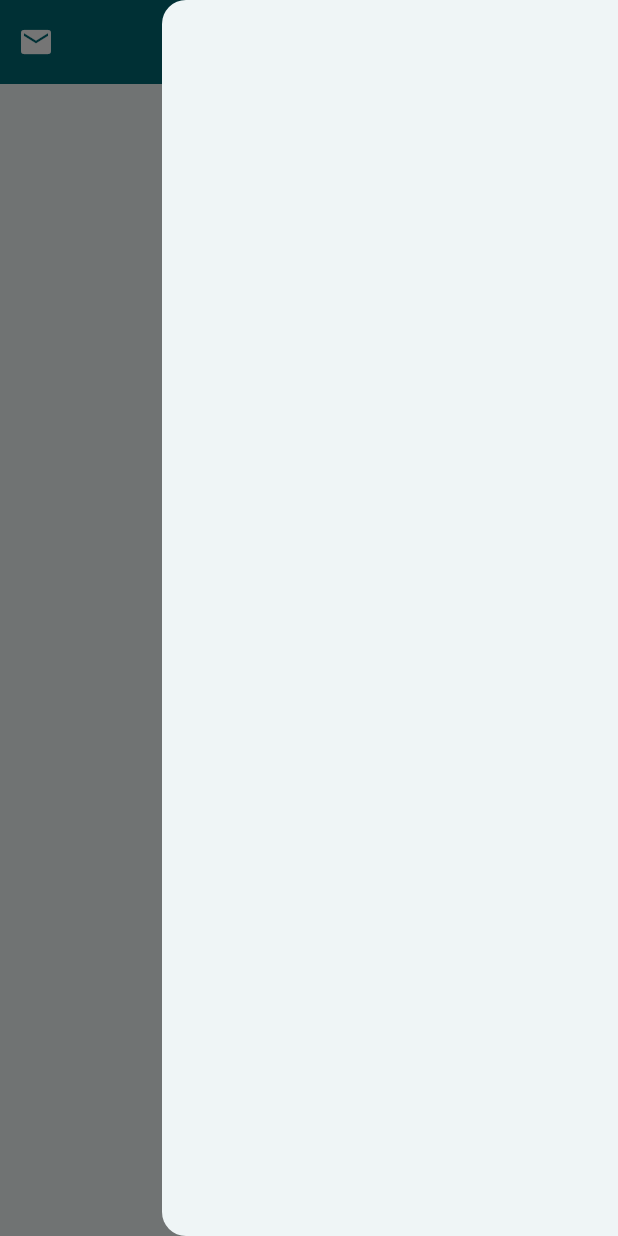
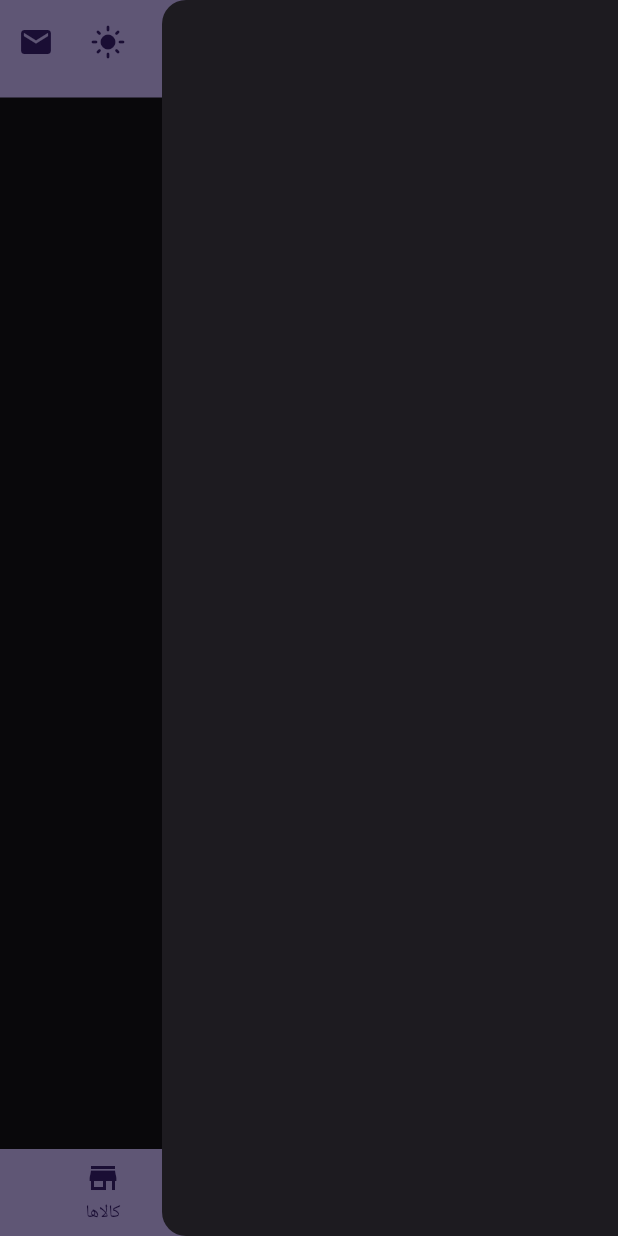
Before and after one commit to iam-hosseindarvishi/sell_pro, a Flutter app: the Home screen opened directly, with the side drawer open, on a phone screen of 412 x 824 dp. Run offline on Flutter 3.47's test engine with Material 3 defaults, Android fonts, the phone set to English and light mode, and no system bars; our stand-ins replace flutter_riverpod, hexcolor, image_picker.

Commit message:
feat : add reverpod state manager , add  theme mode using reverpod to app

```diff
--- /dev/null
+++ b/lib/src/configs/theme/theme_mode_provider.dart
@@ -0,0 +1,6 @@
+import 'package:flutter/material.dart';
+import 'package:flutter_riverpod/flutter_riverpod.dart';
+
+final themeModeProvider = StateProvider<ThemeMode>((ref) {
+  return ThemeMode.dark;
+});
--- a/lib/src/features/auth/presentation/screens/login_page.dart
+++ b/lib/src/features/auth/presentation/screens/login_page.dart
@@ -1,5 +1,5 @@
 import 'package:flutter/material.dart';
-import 'package:sell_pro/src/shared/widgets/start_app_bar.dart';
+import 'package:sell_pro/src/shared/guest/widgets/guest_app_bar.dart';
 import '../../../../shared/widgets/app_text_field.dart';
 import 'package:sell_pro/src/core/styles/app_text_style.dart';
 
--- a/lib/src/features/auth/presentation/screens/register_page.dart
+++ b/lib/src/features/auth/presentation/screens/register_page.dart
@@ -1,6 +1,6 @@
 import 'package:flutter/material.dart';
 import 'package:sell_pro/src/core/styles/app_text_style.dart';
-import 'package:sell_pro/src/shared/widgets/start_app_bar.dart';
+import 'package:sell_pro/src/shared/guest/widgets/guest_app_bar.dart';
 import '../../../../shared/widgets/app_text_field.dart';
 import '../widgets/logo_image_picker.dart';
 
--- a/lib/src/features/home/presentation/screens/home.dart
+++ b/lib/src/features/home/presentation/screens/home.dart
@@ -1,4 +1,7 @@
 import 'package:flutter/material.dart';
+import 'package:flutter_riverpod/flutter_riverpod.dart';
+import 'package:sell_pro/src/configs/theme/theme_mode_provider.dart';
+import 'package:sell_pro/src/shared/auth/widgets/auth_app_bar.dart';
 
 class Home extends StatefulWidget {
   const Home({super.key});
@@ -14,26 +17,24 @@ class _HomeState extends State<Home> {
       textDirection: TextDirection.rtl,
       child: SafeArea(
         child: Scaffold(
-          drawer: Drawer(),
-          appBar: AppBar(
-            title: Text(
-              "کاربر مهمان",
-              style: TextStyle(fontFamily: "Sahel"),
-            ),
+          drawer: const Drawer(),
+          appBar: const AuthAppBar(),
+          body: Container(),
+          bottomNavigationBar: BottomNavigationBar(
             backgroundColor: Theme.of(context).colorScheme.primary,
-            foregroundColor: Theme.of(context).colorScheme.onPrimary,
-            leading: Builder(
-              builder: (context) {
-                return IconButton(
-                    onPressed: () => Scaffold.of(context).openDrawer(),
-                    icon: const Icon(Icons.menu));
-              },
-            ),
-            actions: [
-              IconButton(onPressed: () {}, icon: Icon(Icons.email)),
+            selectedItemColor: Theme.of(context).colorScheme.inversePrimary,
+            unselectedItemColor: Theme.of(context).colorScheme.onPrimary,
+            items: const [
+              BottomNavigationBarItem(
+                  icon: Icon(Icons.dashboard), label: "داشبورد"),
+              BottomNavigationBarItem(icon: Icon(Icons.people), label: "اشخاص"),
+              BottomNavigationBarItem(icon: Icon(Icons.store), label: "کالاها"),
+              // BottomNavigationBarItem(
+              //     icon: Icon(Icons.attach_money_sharp), label: "امور مالی"),
+              // BottomNavigationBarItem(
+              //     icon: Icon(Icons.report), label: "گزارش ها")
             ],
           ),
-          body: Container(),
         ),
       ),
     );
--- a/lib/src/features/splash/presentation/screens/splash_screen_page.dart
+++ b/lib/src/features/splash/presentation/screens/splash_screen_page.dart
@@ -3,7 +3,7 @@ import 'package:sell_pro/src/core/styles/app_text_style.dart';
 import 'package:sell_pro/src/features/auth/presentation/screens/login_page.dart';
 import 'package:sell_pro/src/features/auth/presentation/screens/register_page.dart';
 import 'package:sell_pro/src/features/home/presentation/screens/home.dart';
-import 'package:sell_pro/src/shared/widgets/start_app_bar.dart';
+import 'package:sell_pro/src/shared/guest/widgets/guest_app_bar.dart';
 
 class SplashScreenPage extends StatelessWidget {
   const SplashScreenPage({super.key});
--- /dev/null
+++ b/lib/src/shared/auth/widgets/auth_app_bar.dart
@@ -0,0 +1,49 @@
+import 'package:flutter/material.dart';
+import 'package:flutter_riverpod/flutter_riverpod.dart';
+import 'package:sell_pro/src/configs/theme/theme_mode_provider.dart';
+
+class AuthAppBar extends ConsumerStatefulWidget implements PreferredSizeWidget {
+  const AuthAppBar({super.key});
+
+  @override
+  ConsumerState<ConsumerStatefulWidget> createState() => _AuthAppBarState();
+
+  @override
+  // TODO: implement preferredSize
+  Size get preferredSize => Size.fromHeight(65.0);
+}
+
+class _AuthAppBarState extends ConsumerState<AuthAppBar> {
+  @override
+  Widget build(BuildContext context) {
+    return AppBar(
+      title: Text(
+        "کاربر مهمان",
+        style: TextStyle(fontFamily: "Sahel"),
+      ),
+      backgroundColor: Theme.of(context).colorScheme.primary,
+      foregroundColor: Theme.of(context).colorScheme.onPrimary,
+      leading: Builder(
+        builder: (context) {
+          return IconButton(
+              onPressed: () => Scaffold.of(context).openDrawer(),
+              icon: const Icon(Icons.menu));
+        },
+      ),
+      actions: [
+        Consumer(builder: (context, ref, childe) {
+          final theme = ref.watch(themeModeProvider);
+          return IconButton(
+              onPressed: () {
+                ref.read(themeModeProvider.notifier).state =
+                    theme == ThemeMode.light ? ThemeMode.dark : ThemeMode.light;
+              },
+              icon: Icon(theme == ThemeMode.dark
+                  ? Icons.light_mode
+                  : Icons.dark_mode));
+        }),
+        IconButton(onPressed: () {}, icon: Icon(Icons.email)),
+      ],
+    );
+  }
+}
--- a/pubspec.yaml
+++ b/pubspec.yaml
@@ -37,11 +37,17 @@ dependencies:
   cupertino_icons: ^1.0.6
   image_picker: ^1.1.1
   hexcolor: ^3.0.1
+  flutter_riverpod: ^2.5.1
+  riverpod_annotation: ^2.3.5
 
 
 dev_dependencies:
   flutter_test:
     sdk: flutter
+  build_runner:
+  custom_lint:
+  riverpod_generator: ^2.4.2
+  riverpod_lint: ^2.3.12
 
   # The "flutter_lints" package below contains a set of recommended lints to
   # encourage good coding practices. The lint set provided by the package is
```
Also changed, not shown: lib/main.dart (+7 -4 lines), lib/src/shared/guest/widgets/guest_app_bar.dart (renamed from lib/src/shared/widgets/start_app_bar.dart, +19 -0 lines), pubspec.lock.
